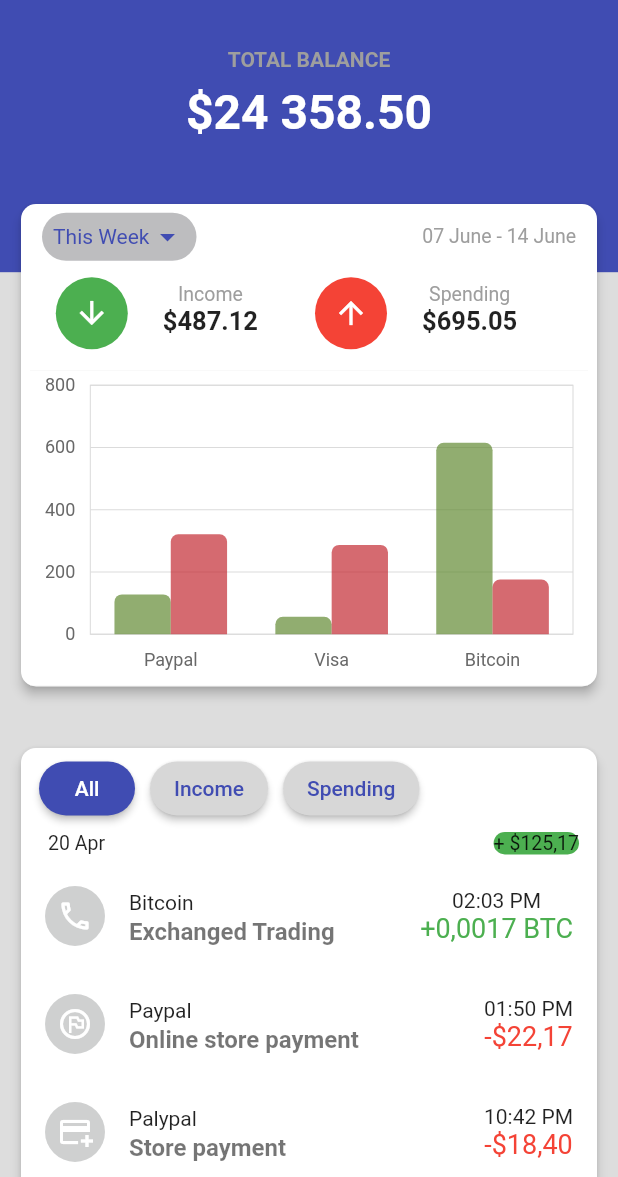
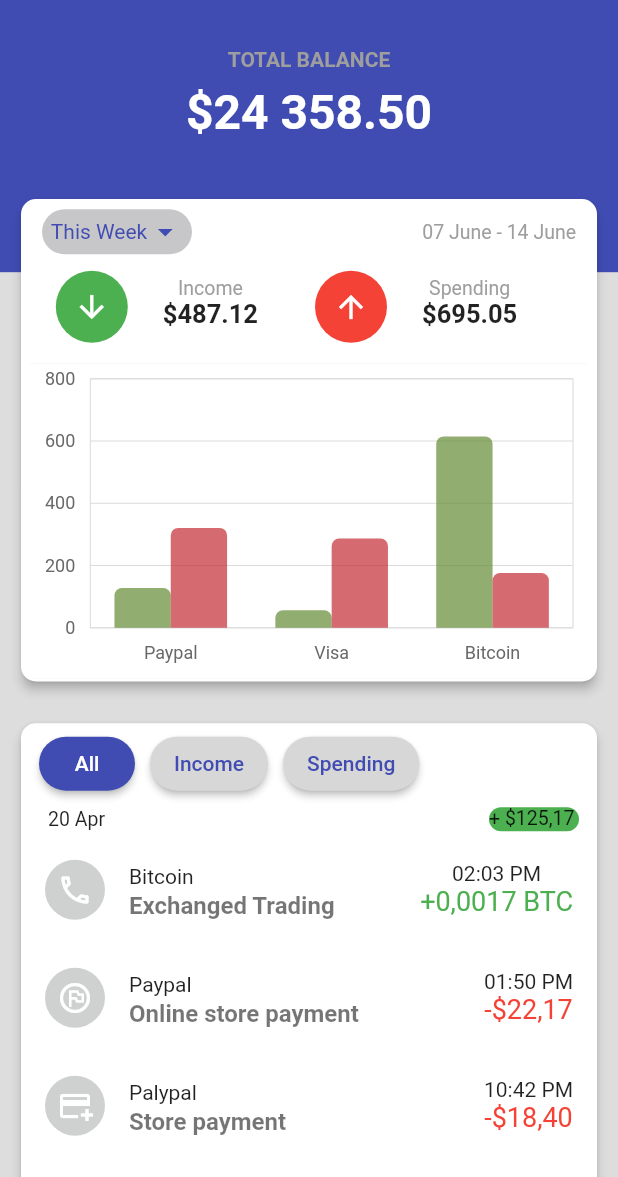
Before and after one commit to nguyenquoctrung1803/e-wallet, a Flutter app: the HomeScreen screen opened by its route, on a phone screen of 412 x 824 dp, the part 59-1236 px from its top. Run offline on Flutter 3.47's test engine with Material 2 defaults, Android fonts, the phone set to English and light mode, and no system bars; our stand-ins replace cloud_firestore, firebase_auth, firebase_core, flutter_credit_card, flutter_riverpod, font_awesome_flutter and 4 more; accounts and stored records are empty.

Commit message:
Refactoring all soure

```diff
--- a/lib/features/home/screen/home_screen.dart
+++ b/lib/features/home/screen/home_screen.dart
@@ -1,8 +1,6 @@
 import 'package:ewallet_app/features/home/widgets/char_widget.dart';
-import 'package:ewallet_app/features/home/widgets/chart_data_widget.dart';
 import 'package:ewallet_app/features/home/widgets/history_widget.dart';
 import 'package:flutter/material.dart';
-import 'package:flutter/src/widgets/framework.dart';
 
 import '../../../common/utils/colors.dart';
 
@@ -120,7 +118,7 @@
               ],
             ),
             SizedBox(
-              height: size.height * 0.18,
+              height: size.height * 0.16,
             ),
             const HistoryWidget(),
           ],
--- a/lib/features/home/widgets/char_widget.dart
+++ b/lib/features/home/widgets/char_widget.dart
@@ -18,7 +18,7 @@
     final size = MediaQuery.of(context).size;
     String titlePop = 'This Week';
     return FractionalTranslation(
-      translation: const Offset(0.0, 0.35),
+      translation: const Offset(0.0, 0.34),
       child: SizedBox(
         height: size.height * 0.4,
         width: size.width - 20,
@@ -41,12 +41,12 @@
                       top: 5,
                     ),
                     child: SizedBox(
-                      height: 32,
-                      width: 103,
+                      height: 30,
+                      width: 100,
                       child: DecoratedBox(
                         decoration: const BoxDecoration(
                           shape: BoxShape.rectangle,
-                          color: Color.fromARGB(255, 189, 189, 191),
+                          color: Color.fromARGB(255, 199, 199, 201),
                           borderRadius: BorderRadius.all(
                             Radius.circular(20),
                           ),
--- a/lib/features/home/widgets/history_widget.dart
+++ b/lib/features/home/widgets/history_widget.dart
@@ -96,7 +96,10 @@
                       fontSize: 13,
                     ),
                   ),
-                  DecoratedBox(
+                  SizedBox(
+                    height: 16,
+                    width: 60,
+                    child: DecoratedBox(
                       decoration: BoxDecoration(
                         shape: BoxShape.rectangle,
                         color: Colors.green,
@@ -111,11 +114,12 @@
                         ),
                       ),
                     ),
+                  ),
                 ],
               ),
             ),
             Padding(
-              padding: const EdgeInsets.only(top: 5),
+              padding: const EdgeInsets.only(top: 3),
               child: ListView.builder(
                 shrinkWrap: true,
                 itemCount: items20.length,
@@ -185,7 +189,10 @@
                       fontSize: 13,
                     ),
                   ),
-                  DecoratedBox(
+                  SizedBox(
+                    height: 16,
+                    width: 60,
+                    child: DecoratedBox(
                       decoration: BoxDecoration(
                         shape: BoxShape.rectangle,
                         color: Colors.red,
@@ -200,11 +207,12 @@
                         ),
                       ),
                     ),
+                  ),
                 ],
               ),
             ),
             Padding(
-              padding: const EdgeInsets.only(top: 5),
+              padding: const EdgeInsets.only(top: 3),
               child: ListView.builder(
                 shrinkWrap: true,
                 itemCount: items19.length,
--- a/lib/features/wallets/widgets/add_wallet_widget.dart
+++ b/lib/features/wallets/widgets/add_wallet_widget.dart
@@ -48,12 +48,7 @@
             cvvCode,
             isCvvFocused,
           );
-      setState(() {
-        cardNumber = '';
-        expiryDate = '';
-        cardHolderName = '';
-        cvvCode = '';
-      });
+
       showSnackBar(context: context, content: 'Successful!');
     } else {
       showSnackBar(context: context, content: 'Invalid Card!');
```
Lines whose indentation alone changed are shown as unchanged.
